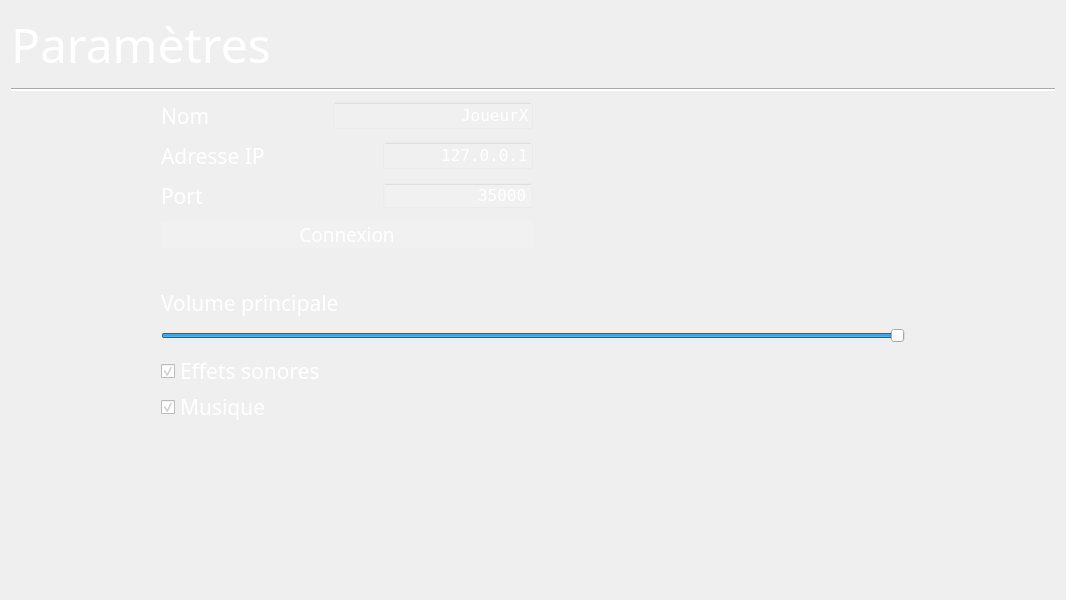
The window that Game/Src/Widgets/w_screensettings.ui (AdrienBrune/Secret-Voldemort) describes before a commit, drawn with Qt 5.
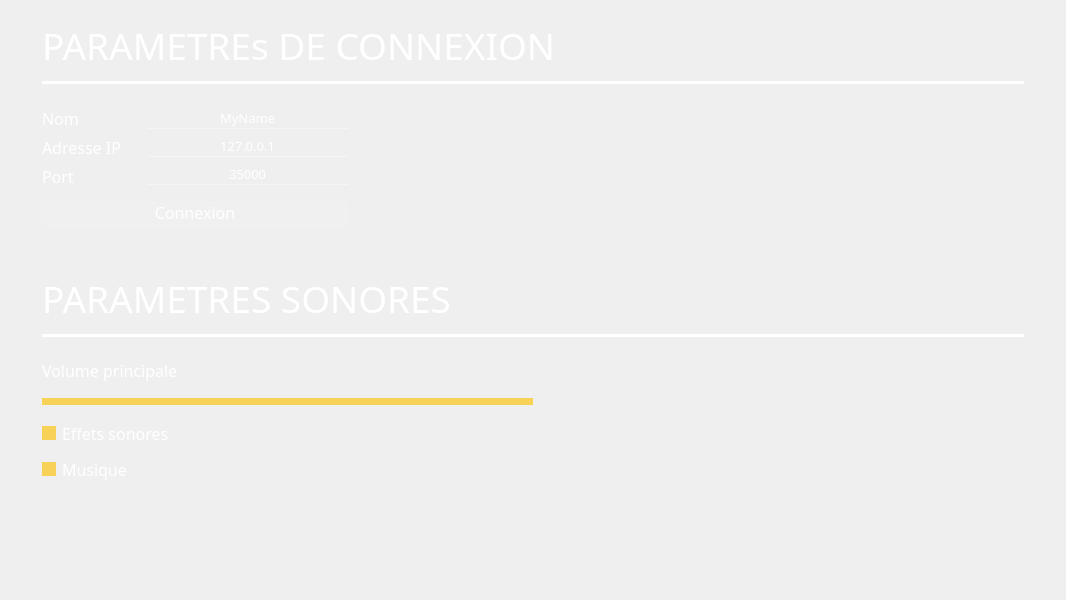
The same window after the commit.

Patch:
```diff
--- a/Game/Src/Widgets/w_screensettings.ui
+++ b/Game/Src/Widgets/w_screensettings.ui
@@ -13,18 +13,92 @@
   <property name="windowTitle">
    <string>Form</string>
   </property>
-  <layout class="QVBoxLayout" name="verticalLayout_3">
+  <layout class="QHBoxLayout" name="horizontalLayout_5">
+   <item>
+    <spacer name="horizontalSpacer_4">
+     <property name="orientation">
+      <enum>Qt::Horizontal</enum>
+     </property>
+     <property name="sizeHint" stdset="0">
+      <size>
+       <width>40</width>
+       <height>20</height>
+      </size>
+     </property>
+    </spacer>
+   </item>
+   <item>
+    <widget class="QScrollArea" name="scrollArea">
+     <property name="minimumSize">
+      <size>
+       <width>1000</width>
+       <height>0</height>
+      </size>
+     </property>
+     <property name="styleSheet">
+      <string notr="true">QScrollBar
+{
+	border: none;
+	background-color:rgba(250,250,250,50);
+	width:10px;
+	margin: 0px 0px 0px 0px;
+	border-radius:5px;
+}
+
+QWidget
+{
+background-color:rgba(0,0,0,0);
+}
+
+QFrame
+{
+	border: none;
+}</string>
+     </property>
+     <property name="verticalScrollBarPolicy">
+      <enum>Qt::ScrollBarAlwaysOff</enum>
+     </property>
+     <property name="horizontalScrollBarPolicy">
+      <enum>Qt::ScrollBarAlwaysOff</enum>
+     </property>
+     <property name="sizeAdjustPolicy">
+      <enum>QAbstractScrollArea::AdjustToContents</enum>
+     </property>
+     <property name="widgetResizable">
+      <bool>true</bool>
+     </property>
+     <property name="alignment">
+      <set>Qt::AlignCenter</set>
+     </property>
+     <widget class="QWidget" name="scrollAreaWidgetContents">
+      <property name="geometry">
+       <rect>
+        <x>0</x>
+        <y>0</y>
+        <width>1000</width>
+        <height>578</height>
+       </rect>
+      </property>
+      <layout class="QVBoxLayout" name="verticalLayout_8">
+       <item>
+        <layout class="QVBoxLayout" name="verticalLayout_5">
    <property name="spacing">
     <number>10</number>
    </property>
+         <property name="topMargin">
+          <number>0</number>
+         </property>
+         <property name="bottomMargin">
+          <number>10</number>
+         </property>
    <item>
-    <layout class="QVBoxLayout" name="verticalLayout">
+          <layout class="QHBoxLayout" name="horizontalLayout_4">
      <item>
       <widget class="QLabel" name="label">
        <property name="font">
         <font>
-         <family>Niagara Solid</family>
-         <pointsize>36</pointsize>
+               <family>Hogwarts</family>
+               <pointsize>28</pointsize>
         </font>
        </property>
        <property name="styleSheet">
@@ -33,14 +107,39 @@
 }</string>
        </property>
        <property name="text">
-        <string>Paramètres</string>
-       </property>
-      </widget>
+              <string>PARAMETREs DE CONNEXION</string>
+             </property>
+            </widget>
+           </item>
+           <item>
+            <widget class="QLabel" name="input_connectionState">
+             <property name="font">
+              <font>
+               <family>Hogwarts</family>
+               <pointsize>14</pointsize>
+              </font>
+             </property>
+             <property name="styleSheet">
+              <string notr="true"/>
+             </property>
+             <property name="text">
+              <string/>
+             </property>
+             <property name="alignment">
+              <set>Qt::AlignBottom|Qt::AlignLeading|Qt::AlignLeft</set>
+             </property>
+            </widget>
+           </item>
+          </layout>
      </item>
      <item>
       <widget class="Line" name="line">
        <property name="styleSheet">
-        <string notr="true">background-color:white;</string>
+            <string notr="true">QFrame
+{
+	color:white;
+	background-color:white;
+}</string>
        </property>
        <property name="orientation">
         <enum>Qt::Horizontal</enum>
@@ -50,20 +149,31 @@
     </layout>
    </item>
    <item>
-    <layout class="QHBoxLayout" name="horizontalLayout_3">
+        <layout class="QHBoxLayout" name="horizontalLayout_2" stretch="0,0">
+         <item>
+          <layout class="QVBoxLayout" name="verticalLayout_3">
+           <item>
+            <layout class="QHBoxLayout" name="horizontalLayout">
      <item>
       <layout class="QVBoxLayout" name="verticalLayout_2">
-       <property name="leftMargin">
-        <number>150</number>
-       </property>
-       <item>
-        <layout class="QHBoxLayout" name="horizontalLayout_4">
          <item>
           <widget class="QLabel" name="label_5">
+                 <property name="minimumSize">
+                  <size>
+                   <width>100</width>
+                   <height>0</height>
+                  </size>
+                 </property>
+                 <property name="maximumSize">
+                  <size>
+                   <width>100</width>
+                   <height>16777215</height>
+                  </size>
+                 </property>
            <property name="font">
             <font>
-             <family>Niagara Solid</family>
-             <pointsize>16</pointsize>
+                   <family>Hogwarts</family>
+                   <pointsize>12</pointsize>
             </font>
            </property>
            <property name="styleSheet">
@@ -77,47 +187,6 @@
           </widget>
          </item>
          <item>
-          <widget class="QLineEdit" name="input_name">
-           <property name="minimumSize">
-            <size>
-             <width>200</width>
-             <height>0</height>
-            </size>
-           </property>
-           <property name="maximumSize">
-            <size>
-             <width>200</width>
-             <height>16777215</height>
-            </size>
-           </property>
-           <property name="font">
-            <font>
-             <family>NSimSun</family>
-             <pointsize>12</pointsize>
-            </font>
-           </property>
-           <property name="styleSheet">
-            <string notr="true">QLineEdit{
-	background-color:rgba(250,250,250,20);
-	color:white;
-}</string>
-           </property>
-           <property name="text">
-            <string>JoueurX</string>
-           </property>
-           <property name="alignment">
-            <set>Qt::AlignRight|Qt::AlignTrailing|Qt::AlignVCenter</set>
-           </property>
-          </widget>
-         </item>
-        </layout>
-       </item>
-       <item>
-        <layout class="QHBoxLayout" name="horizontalLayout">
-         <property name="spacing">
-          <number>15</number>
-         </property>
-         <item>
           <widget class="QLabel" name="label_2">
            <property name="sizePolicy">
             <sizepolicy hsizetype="Preferred" vsizetype="Maximum">
@@ -125,10 +194,22 @@
              <verstretch>0</verstretch>
             </sizepolicy>
            </property>
+                 <property name="minimumSize">
+                  <size>
+                   <width>100</width>
+                   <height>0</height>
+                  </size>
+                 </property>
+                 <property name="maximumSize">
+                  <size>
+                   <width>100</width>
+                   <height>16777215</height>
+                  </size>
+                 </property>
            <property name="font">
             <font>
-             <family>Niagara Solid</family>
-             <pointsize>16</pointsize>
+                   <family>Hogwarts</family>
+                   <pointsize>12</pointsize>
             </font>
            </property>
            <property name="styleSheet">
@@ -142,52 +223,6 @@
           </widget>
          </item>
          <item>
-          <widget class="QLineEdit" name="input_ip">
-           <property name="sizePolicy">
-            <sizepolicy hsizetype="Maximum" vsizetype="Maximum">
-             <horstretch>0</horstretch>
-             <verstretch>0</verstretch>
-            </sizepolicy>
-           </property>
-           <property name="minimumSize">
-            <size>
-             <width>150</width>
-             <height>0</height>
-            </size>
-           </property>
-           <property name="maximumSize">
-            <size>
-             <width>150</width>
-             <height>16777215</height>
-            </size>
-           </property>
-           <property name="font">
-            <font>
-             <family>NSimSun</family>
-             <pointsize>12</pointsize>
-             <weight>50</weight>
-             <bold>false</bold>
-            </font>
-           </property>
-           <property name="styleSheet">
-            <string notr="true">QLineEdit{
-	background-color:rgba(250,250,250,20);
-	color:white;
-}</string>
-           </property>
-           <property name="text">
-            <string>127.0.0.1</string>
-           </property>
-           <property name="alignment">
-            <set>Qt::AlignRight|Qt::AlignTrailing|Qt::AlignVCenter</set>
-           </property>
-          </widget>
-         </item>
-        </layout>
-       </item>
-       <item>
-        <layout class="QHBoxLayout" name="horizontalLayout_2">
-         <item>
           <widget class="QLabel" name="label_3">
            <property name="sizePolicy">
             <sizepolicy hsizetype="Preferred" vsizetype="Maximum">
@@ -195,10 +230,22 @@
              <verstretch>0</verstretch>
             </sizepolicy>
            </property>
+                 <property name="minimumSize">
+                  <size>
+                   <width>100</width>
+                   <height>0</height>
+                  </size>
+                 </property>
+                 <property name="maximumSize">
+                  <size>
+                   <width>100</width>
+                   <height>16777215</height>
+                  </size>
+                 </property>
            <property name="font">
             <font>
-             <family>Niagara Solid</family>
-             <pointsize>16</pointsize>
+                   <family>Hogwarts</family>
+                   <pointsize>12</pointsize>
             </font>
            </property>
            <property name="styleSheet">
@@ -211,34 +258,149 @@
            </property>
           </widget>
          </item>
+              </layout>
+             </item>
+             <item>
+              <layout class="QVBoxLayout" name="verticalLayout">
+               <item>
+                <widget class="QLineEdit" name="input_name">
+                 <property name="minimumSize">
+                  <size>
+                   <width>100</width>
+                   <height>0</height>
+                  </size>
+                 </property>
+                 <property name="maximumSize">
+                  <size>
+                   <width>200</width>
+                   <height>16777215</height>
+                  </size>
+                 </property>
+                 <property name="font">
+                  <font>
+                   <family>Hogwarts</family>
+                   <pointsize>10</pointsize>
+                   <weight>50</weight>
+                   <bold>false</bold>
+                  </font>
+                 </property>
+                 <property name="styleSheet">
+                  <string notr="true">QLineEdit{
+	background-color:rgba(250,250,250,3);
+	border-bottom: 1px solid rgba(250,250,250,150);
+	border-top: 0px solid white;
+	border-left: 0px solid white;
+	border-right: 0px solid white;
+	color:white;
+	padding:0px;
+}
+
+QLineEdit::hover{
+	background-color:rgba(250,250,250,8);
+	border-bottom: 1px solid rgba(250,250,250,200);
+	color:white;
+}</string>
+                 </property>
+                 <property name="text">
+                  <string>MyName</string>
+                 </property>
+                 <property name="alignment">
+                  <set>Qt::AlignCenter</set>
+                 </property>
+                </widget>
+               </item>
+               <item>
+                <widget class="QLineEdit" name="input_ip">
+                 <property name="sizePolicy">
+                  <sizepolicy hsizetype="Minimum" vsizetype="Maximum">
+                   <horstretch>0</horstretch>
+                   <verstretch>0</verstretch>
+                  </sizepolicy>
+                 </property>
+                 <property name="minimumSize">
+                  <size>
+                   <width>0</width>
+                   <height>0</height>
+                  </size>
+                 </property>
+                 <property name="maximumSize">
+                  <size>
+                   <width>16777215</width>
+                   <height>16777215</height>
+                  </size>
+                 </property>
+                 <property name="font">
+                  <font>
+                   <family>Hogwarts</family>
+                   <pointsize>10</pointsize>
+                   <weight>50</weight>
+                   <bold>false</bold>
+                  </font>
+                 </property>
+                 <property name="styleSheet">
+                  <string notr="true">QLineEdit{
+	background-color:rgba(250,250,250,3);
+	border-bottom: 1px solid rgba(250,250,250,150);
+	border-top: 0px solid white;
+	border-left: 0px solid white;
+	border-right: 0px solid white;
+	color:white;
+}
+
+QLineEdit::hover{
+	background-color:rgba(250,250,250,8);
+	border-bottom: 1px solid rgba(250,250,250,200);
+	color:white;
+}</string>
+                 </property>
+                 <property name="text">
+                  <string>127.0.0.1</string>
+                 </property>
+                 <property name="alignment">
+                  <set>Qt::AlignCenter</set>
+                 </property>
+                </widget>
+               </item>
          <item>
           <widget class="QSpinBox" name="input_port">
            <property name="minimumSize">
             <size>
-             <width>150</width>
+                   <width>0</width>
              <height>0</height>
             </size>
            </property>
            <property name="maximumSize">
             <size>
-             <width>150</width>
+                   <width>16777215</width>
              <height>16777215</height>
             </size>
            </property>
            <property name="font">
             <font>
-             <family>NSimSun</family>
-             <pointsize>12</pointsize>
+                   <family>Hogwarts</family>
+                   <pointsize>10</pointsize>
+                   <weight>50</weight>
+                   <bold>false</bold>
             </font>
            </property>
            <property name="styleSheet">
             <string notr="true">QSpinBox{
-	background-color:rgba(250,250,250,20);
+	background-color:rgba(250,250,250,3);
+	border-bottom: 1px solid rgba(250,250,250,150);
+	border-top: 0px solid white;
+	border-left: 0px solid white;
+	border-right: 0px solid white;
+	color:white;
+}
+
+QSpinBox::hover{
+	background-color:rgba(250,250,250,8);
+	border-bottom: 1px solid rgba(250,250,250,200);
 	color:white;
 }</string>
            </property>
            <property name="alignment">
-            <set>Qt::AlignRight|Qt::AlignTrailing|Qt::AlignVCenter</set>
+                  <set>Qt::AlignCenter</set>
            </property>
            <property name="buttonSymbols">
             <enum>QAbstractSpinBox::NoButtons</enum>
@@ -253,19 +415,22 @@
          </item>
         </layout>
        </item>
+            </layout>
+           </item>
        <item>
         <widget class="QPushButton" name="buttonConnect">
          <property name="font">
           <font>
-           <family>Niagara Solid</family>
-           <pointsize>14</pointsize>
+               <family>Hogwarts</family>
+               <pointsize>12</pointsize>
           </font>
          </property>
          <property name="styleSheet">
           <string notr="true">QPushButton{
-	background-color:rgba(250,250,250,50);
+	background-color:rgba(250,250,250,20);
 	color:white;
 	border-radius:3px;
+	padding-bottom:4px;
 }
 QPushButton:hover{
 	background-color:rgba(250,250,250,70);
@@ -289,8 +454,8 @@
        </property>
        <property name="sizeHint" stdset="0">
         <size>
-         <width>40</width>
-         <height>20</height>
+             <width>68</width>
+             <height>137</height>
         </size>
        </property>
       </spacer>
@@ -298,22 +463,54 @@
     </layout>
    </item>
    <item>
-    <layout class="QVBoxLayout" name="verticalLayout_4">
+        <layout class="QVBoxLayout" name="verticalLayout_6">
      <property name="spacing">
       <number>10</number>
      </property>
-     <property name="leftMargin">
-      <number>150</number>
-     </property>
      <property name="topMargin">
       <number>30</number>
      </property>
-     <property name="rightMargin">
-      <number>150</number>
-     </property>
      <property name="bottomMargin">
-      <number>0</number>
-     </property>
+          <number>10</number>
+         </property>
+         <item>
+          <widget class="QLabel" name="label_6">
+           <property name="font">
+            <font>
+             <family>Hogwarts</family>
+             <pointsize>28</pointsize>
+            </font>
+           </property>
+           <property name="styleSheet">
+            <string notr="true">QLabel{
+	color:white;
+}</string>
+           </property>
+           <property name="text">
+            <string>PARAMETRES SONORES</string>
+           </property>
+          </widget>
+         </item>
+         <item>
+          <widget class="Line" name="line_2">
+           <property name="styleSheet">
+            <string notr="true">QFrame
+{
+	color:white;
+	background-color:white;
+}</string>
+           </property>
+           <property name="orientation">
+            <enum>Qt::Horizontal</enum>
+           </property>
+          </widget>
+         </item>
+        </layout>
+       </item>
+       <item>
+        <layout class="QHBoxLayout" name="horizontalLayout_3" stretch="0,0">
+         <item>
+          <layout class="QVBoxLayout" name="verticalLayout_4">
      <item>
       <widget class="QLabel" name="label_4">
        <property name="sizePolicy">
@@ -324,8 +521,8 @@
        </property>
        <property name="font">
         <font>
-         <family>Niagara Solid</family>
-         <pointsize>16</pointsize>
+               <family>Hogwarts</family>
+               <pointsize>12</pointsize>
         </font>
        </property>
        <property name="styleSheet">
@@ -340,6 +537,31 @@
      </item>
      <item>
       <widget class="QSlider" name="volumeSlider">
+             <property name="styleSheet">
+              <string notr="true">QSlider::groove{
+                    border: no border;
+                    background-color:rgba(250,250,250,0);
+                    height:7px;
+                    margin: 0px 0px 0px 0px;
+                    border-radius:5px;
+}
+
+QSlider::handle{
+				background:transparent;
+                min-height: 20px;
+				width: 20px;
+				margin-right:-10px;
+}
+
+QSlider::add-page:horizontal {
+				background: rgba(250,250,250,20);
+				min-width:0px;
+}
+
+QSlider::sub-page:horizontal {
+				background: rgba(250,200,45,200);
+}</string>
+             </property>
        <property name="maximum">
         <number>100</number>
        </property>
@@ -351,25 +573,31 @@
        </property>
       </widget>
      </item>
-     <item>
-      <layout class="QVBoxLayout" name="verticalLayout_5">
-       <property name="spacing">
-        <number>0</number>
-       </property>
-       <property name="bottomMargin">
-        <number>0</number>
-       </property>
        <item>
         <widget class="QCheckBox" name="input_sounds">
          <property name="font">
           <font>
-           <family>Niagara Solid</family>
-           <pointsize>16</pointsize>
+               <family>Hogwarts</family>
+               <pointsize>12</pointsize>
           </font>
          </property>
          <property name="styleSheet">
           <string notr="true">QCheckBox{
 	color:white;
+}
+
+QCheckBox::indicator:checked {
+	background-color : rgba(250,200,45,200);
+}
+QCheckBox::indicator:checked:hover {
+	background-color : rgba(250,200,45,250);
+}
+
+QCheckBox::indicator:unchecked {
+	background-color : rgba(250,250,250,20);
+}
+QCheckBox::indicator:unchecked:hover {
+	background-color : rgba(250,250,250,40);
 }</string>
          </property>
          <property name="text">
@@ -384,13 +612,27 @@
         <widget class="QCheckBox" name="input_music">
          <property name="font">
           <font>
-           <family>Niagara Solid</family>
-           <pointsize>16</pointsize>
+               <family>Hogwarts</family>
+               <pointsize>12</pointsize>
           </font>
          </property>
          <property name="styleSheet">
           <string notr="true">QCheckBox{
 	color:white;
+}
+
+QCheckBox::indicator:checked {
+	background-color : rgba(250,200,45,200);
+}
+QCheckBox::indicator:checked:hover {
+	background-color : rgba(250,200,45,250);
+}
+
+QCheckBox::indicator:unchecked {
+	background-color : rgba(250,250,250,20);
+}
+QCheckBox::indicator:unchecked:hover {
+	background-color : rgba(250,250,250,40);
 }</string>
          </property>
          <property name="text">
@@ -403,6 +645,19 @@
        </item>
       </layout>
      </item>
+         <item>
+          <spacer name="horizontalSpacer_3">
+           <property name="orientation">
+            <enum>Qt::Horizontal</enum>
+           </property>
+           <property name="sizeHint" stdset="0">
+            <size>
+             <width>68</width>
+             <height>137</height>
+            </size>
+           </property>
+          </spacer>
+         </item>
     </layout>
    </item>
    <item>
@@ -414,6 +669,23 @@
       <size>
        <width>20</width>
        <height>40</height>
+          </size>
+         </property>
+        </spacer>
+       </item>
+      </layout>
+     </widget>
+    </widget>
+   </item>
+   <item>
+    <spacer name="horizontalSpacer">
+     <property name="orientation">
+      <enum>Qt::Horizontal</enum>
+     </property>
+     <property name="sizeHint" stdset="0">
+      <size>
+       <width>40</width>
+       <height>20</height>
       </size>
      </property>
     </spacer>
```
Left out of the diff: 4 changed lines with no effect on the pictures. Lines whose indentation alone changed are shown as unchanged.
